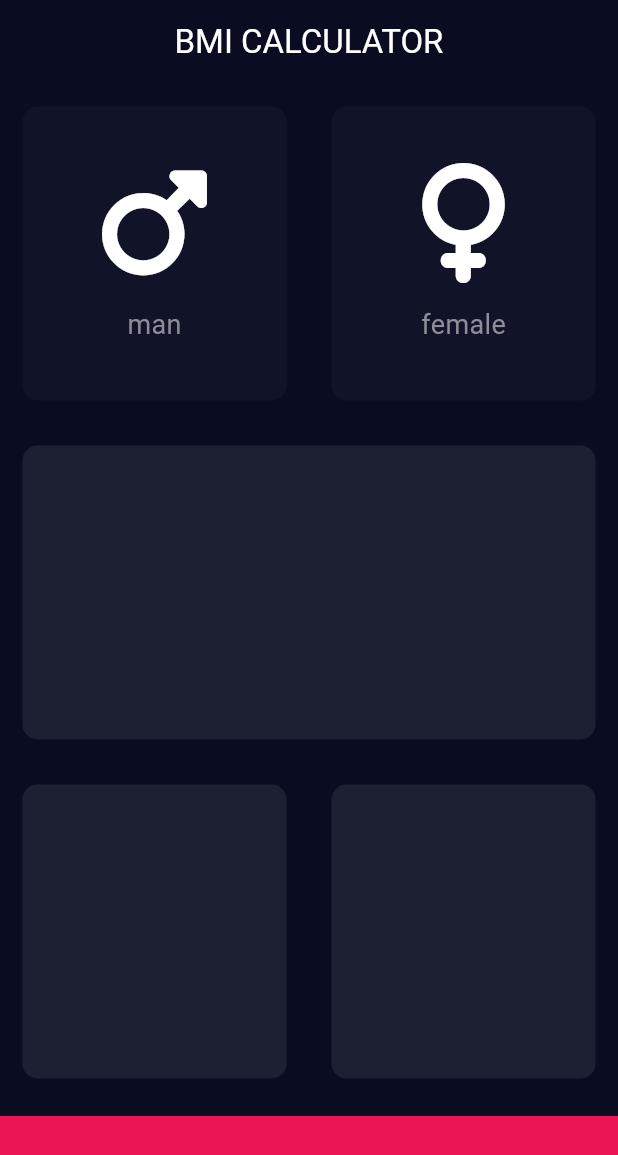
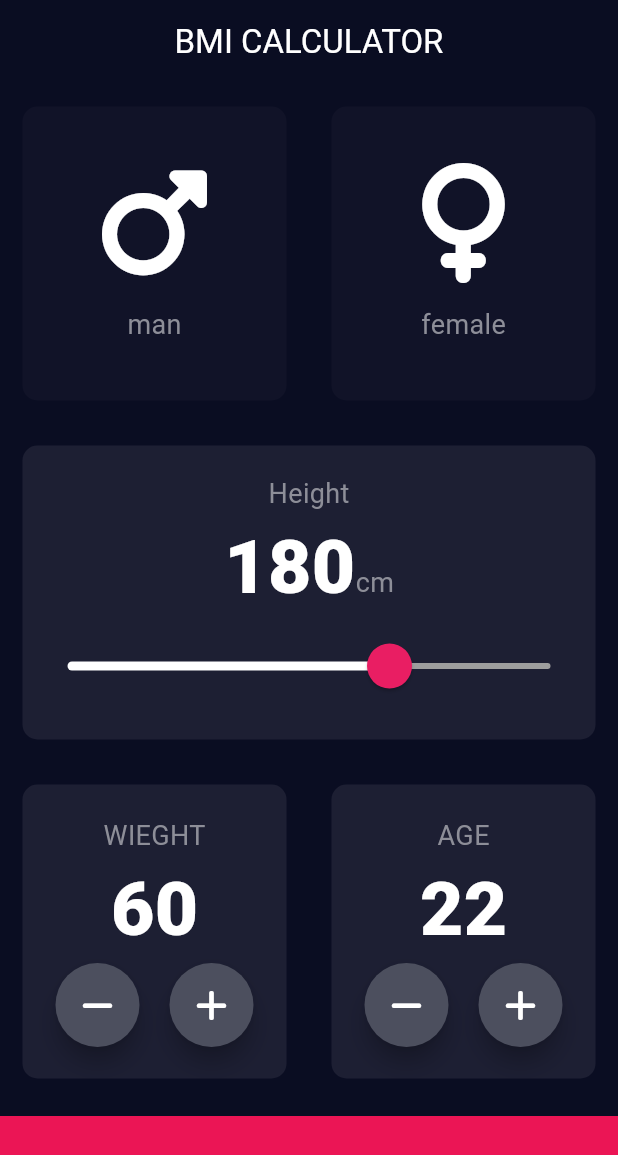
Before and after one commit to Each9084/flutter_bmi, a Flutter app: the screen it shows after launch, on a phone screen of 412 x 824 dp. Shown: the top 1155 px of the screen. Run offline on Flutter 3.47's test engine with Material 3 defaults, Android fonts, the light colour scheme and no system bars; our stand-ins replace font_awesome_flutter; missing offline and left inert: dart:ffi.

Commit message:
finish 90% of the input page drawable

```diff
--- /dev/null
+++ b/lib/constants.dart
@@ -0,0 +1,16 @@
+import 'package:flutter/material.dart';
+
+const kBottomContainerHeight = 80.0;
+
+const kActiveCardColor = Color(0xFF1D1F33);
+//0xFF111328
+const kInactiveCardColor = Color(0xFF111328);
+
+const kBottomContainerColor = Color(0xFFEB1555);
+
+const kLabelTextStyle = TextStyle(
+  fontSize: 18,
+  color: Color(0xFF8D8E98),
+);
+
+const kNumberTextStyle = TextStyle(fontSize: 50.0, fontWeight: FontWeight.w900);
--- a/lib/icon_content.dart
+++ b/lib/icon_content.dart
@@ -1,9 +1,6 @@
 import 'package:flutter/material.dart';
+import 'constants.dart';
 
-const labelTextStyle = TextStyle(
-  fontSize: 18,
-  color: Color(0xFF8D8E98),
-);
 
 class iconContent extends StatelessWidget {
   iconContent({this.icon, this.label});
@@ -28,7 +25,7 @@
         ),
         Text(
           label!,
-          style: labelTextStyle,
+          style: kLabelTextStyle,
         )
       ],
     );
--- a/lib/input_page.dart
+++ b/lib/input_page.dart
@@ -3,17 +3,9 @@
 import 'package:flutter/material.dart';
 
 import 'package:font_awesome_flutter/font_awesome_flutter.dart';
-
+import 'constants.dart';
 import 'icon_content.dart';
 import 'reusable_card.dart';
-
-const bottomContainerHeight = 80.0;
-
-const activeCardColor = Color(0xFF1D1F33);
-//0xFF111328
-const inactiveCardColor = Color(0xFF111328);
-
-const bottomContainerColor = Color(0xFFEB1555);
 
 enum genderType {
   male,
@@ -26,7 +18,11 @@
 }
 
 class _InputPageState extends State<InputPage> {
-   genderType?selectedGender;
+  genderType? selectedGender;
+
+  int height = 180;
+  int weight = 60;
+  int age = 22;
 
   /*Color maleCardColor = inactiveCardColor;
   Color femaleCardColor = inactiveCardColor;
@@ -60,54 +56,95 @@
           foregroundColor: Colors.white,
         ),
         body: Column(
+          crossAxisAlignment: CrossAxisAlignment.stretch,
           children: [
             Expanded(
                 child: Row(
               //第一行
               children: [
                 Expanded(
-                  child: GestureDetector(
-                    onTap: () {
+                  child: ReusableCard(
+                    onpress: () {
                       setState(() {
                         selectedGender = genderType.male;
-                        /*updateColor(genderType.male)*/
                       });
                     },
-                    child: ReusableCard(
                     color: selectedGender == genderType.male
-                          ? activeCardColor
-                          : inactiveCardColor,
+                        ? kActiveCardColor
+                        : kInactiveCardColor,
                     cardChild: iconContent(
                       icon: FontAwesomeIcons.mars,
                       label: 'man',
                     ),
                   ),
                 ),
-                ),
                 Expanded(
-                  child: GestureDetector(
-                    onTap: () {
+                  child: ReusableCard(
+                      onpress: () {
                         setState(() {
                           selectedGender = genderType.female;
-                        /*updateColor(genderType.female);*/
                         });
                       },
-                    child: ReusableCard(
                       color: selectedGender == genderType.female
-                            ? activeCardColor
-                            : inactiveCardColor,
+                          ? kActiveCardColor
+                          : kInactiveCardColor,
                       cardChild: iconContent(
                         icon: FontAwesomeIcons.venus,
                         label: 'female',
                       )),
-                  ),
                 ),
               ],
             )),
             Expanded(
                 //二行 一大列
                 child: ReusableCard(
-              color: activeCardColor,
+              color: kActiveCardColor,
+              cardChild: Column(
+                mainAxisAlignment: MainAxisAlignment.center,
+                children: [
+                  Text(
+                    'Height',
+                    style: kLabelTextStyle,
+                  ),
+                  Row(
+                    mainAxisAlignment: MainAxisAlignment.center,
+                    crossAxisAlignment: CrossAxisAlignment.baseline,
+                    textBaseline: TextBaseline.alphabetic,
+                    children: [
+                      Text(
+                        height.toString(),
+                        style: kNumberTextStyle,
+                      ),
+                      Text(
+                        'cm',
+                        style: kLabelTextStyle,
+                      ),
+                    ],
+                  ),
+                  SliderTheme(
+                    data: SliderTheme.of(context).copyWith(
+                        inactiveTrackColor: Colors.grey,
+                        activeTrackColor: Colors.white,
+                        overlayShape:
+                            RoundSliderOverlayShape(overlayRadius: 30),
+                        overlayColor: Color(0x15EB1555),
+                        thumbColor: Colors.pink,
+                        thumbShape: RoundSliderThumbShape(
+                          enabledThumbRadius: 15.0,
+                        )),
+                    child: Slider(
+                        value: height.toDouble(),
+                        min: 120.0,
+                        max: 210.0,
+                        onChanged: (double newValue) {
+                          setState(() {
+                            height = newValue.round();
+                            print(height);
+                          });
+                        }),
+                  )
+                ],
+              ),
             )),
             Expanded(
                 child: Row(
@@ -115,21 +152,87 @@
               children: [
                 Expanded(
                   child: ReusableCard(
-                    color: activeCardColor,
+                    color: kActiveCardColor,
+                    cardChild: Column(
+                      mainAxisAlignment: MainAxisAlignment.center,
+                      children: [
+                        Text(
+                          'WIEGHT',
+                          style: kLabelTextStyle,
+                        ),
+                        Text(
+                          weight.toString(),
+                          style: kNumberTextStyle,
+                        ),
+                        Row(
+                          mainAxisAlignment: MainAxisAlignment.center,
+                          children: [
+                            RoundIconButton(
+                              icon: FontAwesomeIcons.minus,
+                              onPressed: () {
+                                setState(() {
+                                  weight--;
+                                });
+                              },
+                            ),
+                            SizedBox(
+                              width: 20,
+                            ),
+                            RoundIconButton(
+                              icon: FontAwesomeIcons.plus,
+                              onPressed: () {
+                                setState(() {
+                                  weight++;
+                                });
+                              },
+                            ),
+                          ],
+                        ),
+                      ],
+                    ),
                   ),
                 ),
                 Expanded(
                   child: ReusableCard(
-                    color: activeCardColor,
+                    color: kActiveCardColor,
+                    cardChild: Column(
+                      mainAxisAlignment: MainAxisAlignment.center,
+                      children: [
+                        Text(
+                          'AGE',
+                          style: kLabelTextStyle,
+                        ),
+                        Text(
+                          age.toString(),
+                          style: kNumberTextStyle,
+                        ),
+                        Row(
+                          mainAxisAlignment: MainAxisAlignment.center,
+                          children: [
+                            RoundIconButton(icon: FontAwesomeIcons.minus, onPressed: (){
+                              setState(() {
+                                age--;
+                              });
+                            }),
+                            SizedBox(width: 20,),
+                            RoundIconButton(icon: FontAwesomeIcons.plus, onPressed: (){
+                              setState(() {
+                                age++;
+                              });
+                            })
+                          ],
+                        )
+                      ],
+                    ),
                   ),
                 )
               ],
             )),
             Container(
-              color: bottomContainerColor,
+              color: kBottomContainerColor,
               margin: EdgeInsets.only(top: 10),
               width: double.infinity,
-              height: bottomContainerHeight,
+              height: kBottomContainerHeight,
             )
           ],
         )
@@ -144,3 +247,21 @@
         );
   }
 }
+
+class RoundIconButton extends StatelessWidget {
+  RoundIconButton({required this.icon, required this.onPressed});
+
+  final IconData? icon;
+  final VoidCallback? onPressed;
+
+  @override
+  Widget build(BuildContext context) {
+    return RawMaterialButton(
+        child: Icon(icon),
+        elevation: 6.0,
+        constraints: BoxConstraints.tightFor(width: 56.0, height: 56.0),
+        shape: CircleBorder(),
+        fillColor: Color(0xFF4C4F5E),
+        onPressed: onPressed);
+  }
+}
--- a/lib/main.dart
+++ b/lib/main.dart
@@ -12,9 +12,9 @@
     return MaterialApp(
       theme: ThemeData(
           primaryColor: Colors.red,
-          colorScheme: ColorScheme.fromSwatch().copyWith(
+          colorScheme: ColorScheme.dark().copyWith(
             primary: Color(0xFF0A0D22),
-            secondary: Color(0xfFF0A0D22),
+            secondary: Color(0xFF0A0D22),
           ),
           scaffoldBackgroundColor: Color(0xfFF0A0D22),
           textTheme: TextTheme(
--- a/lib/reusable_card.dart
+++ b/lib/reusable_card.dart
@@ -1,16 +1,20 @@
 import 'package:flutter/material.dart';
 
 class ReusableCard extends StatelessWidget {
-  ReusableCard({required this.color, this.cardChild});
+  ReusableCard({required this.color, this.cardChild,this.onpress});
 
   final Color color;
   final Widget? cardChild;
+  final VoidCallback?onpress;//VoidCallback 是 void Function() 的简写形式，更符合 onTap 参数的类型要求。
 
   String get colorString => color.toString();
 
   @override
   Widget build(BuildContext context) {
-    return Container(
+    return GestureDetector(
+      onTap: onpress,
+
+      child: Container(
         child: cardChild,
         //一行一列
         margin: EdgeInsets.all(15),
@@ -18,6 +22,7 @@
           color: color,
           borderRadius: BorderRadius.circular(10),
         ),
+      ),
     );
   }
 }
```
Lines whose indentation alone changed are shown as unchanged.
